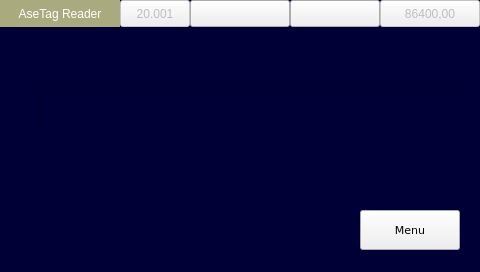
MECTsrl/mect_apps, file AnyTPAC/AseUSBTagReader/page100.ui: the form before one commit.
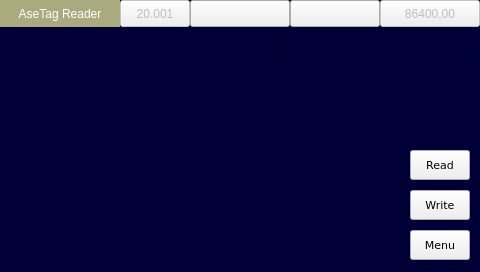
The form after the commit. Custom widgets are drawn as their Qt base class.

The edit to the form file:
```diff
--- a/AnyTPAC/AseUSBTagReader/page100.ui
+++ b/AnyTPAC/AseUSBTagReader/page100.ui
@@ -41,8 +41,8 @@
    <property name="geometry">
     <rect>
      <x>40</x>
-     <y>40</y>
-     <width>430</width>
+<y>28</y>
+<width>200</width>
      <height>32</height>
     </rect>
    </property>
@@ -53,25 +53,28 @@
     </font>
    </property>
    <property name="styleSheet">
-    <string notr="true">color: rgb(255, 255, 255);</string>
+<string notr="true"/>
    </property>
    <property name="text">
     <string/>
    </property>
-  </widget>
-  <widget class="QLabel" name="label_18">
+<property name="alignment">
+<set>Qt::AlignLeading|Qt::AlignLeft|Qt::AlignVCenter</set>
+</property>
+</widget>
+<widget class="QLabel" name="labelErrors">
    <property name="geometry">
     <rect>
-     <x>40</x>
-     <y>90</y>
-     <width>430</width>
-     <height>42</height>
+<x>280</x>
+<y>28</y>
+<width>200</width>
+<height>32</height>
     </rect>
    </property>
    <property name="font">
     <font>
      <family>DejaVu Sans</family>
-     <pointsize>14</pointsize>
+<pointsize>8</pointsize>
     </font>
    </property>
    <property name="frameShape">
@@ -80,20 +83,17 @@
    <property name="frameShadow">
     <enum>QFrame::Sunken</enum>
    </property>
-   <property name="text">
-    <string/>
-   </property>
    <property name="alignment">
-    <set>Qt::AlignCenter</set>
-   </property>
-  </widget>
-  <widget class="ATCMbutton" name="atcmButton">
+<set>Qt::AlignLeading|Qt::AlignLeft|Qt::AlignVCenter</set>
+</property>
+</widget>
+<widget class="ATCMbutton" name="atcmButtonMenu">
    <property name="geometry">
     <rect>
-     <x>360</x>
-     <y>210</y>
-     <width>100</width>
-     <height>40</height>
+<x>410</x>
+<y>230</y>
+<width>60</width>
+<height>30</height>
     </rect>
    </property>
    <property name="font">
@@ -140,7 +140,7 @@
    <property name="geometry">
     <rect>
      <x>4</x>
-     <y>40</y>
+<y>28</y>
      <width>32</width>
      <height>32</height>
     </rect>
@@ -170,8 +170,8 @@
   <widget class="QLabel" name="label_reader">
    <property name="geometry">
     <rect>
-     <x>4</x>
-     <y>95</y>
+<x>240</x>
+<y>28</y>
      <width>32</width>
      <height>32</height>
     </rect>
@@ -445,6 +445,104 @@
     <number>0</number>
    </property>
   </widget>
+<widget class="ATCMbutton" name="atcmButtonWrite">
+<property name="geometry">
+<rect>
+<x>410</x>
+<y>190</y>
+<width>60</width>
+<height>30</height>
+</rect>
+</property>
+<property name="font">
+<font>
+<family>DejaVu Sans</family>
+<pointsize>8</pointsize>
+</font>
+</property>
+<property name="toolTip">
+<string/>
+</property>
+<property name="whatsThis">
+<string>ATCMbutton widget</string>
+</property>
+<property name="pageName">
+<string notr="true">menu</string>
+</property>
+<property name="statusvar">
+<string notr="true"/>
+</property>
+<property name="viewStatus">
+<bool>false</bool>
+</property>
+<property name="visibilityVar">
+<string notr="true"/>
+</property>
+<property name="text">
+<string>Write</string>
+</property>
+<property name="pressText">
+<string>Write</string>
+</property>
+<property name="borderWidth">
+<number>0</number>
+</property>
+<property name="borderRadius">
+<number>5</number>
+</property>
+<property name="apparence">
+<enum>QFrame::Raised</enum>
+</property>
+</widget>
+<widget class="ATCMbutton" name="atcmButtonRead">
+<property name="geometry">
+<rect>
+<x>410</x>
+<y>150</y>
+<width>60</width>
+<height>30</height>
+</rect>
+</property>
+<property name="font">
+<font>
+<family>DejaVu Sans</family>
+<pointsize>8</pointsize>
+</font>
+</property>
+<property name="toolTip">
+<string>page:   status: </string>
+</property>
+<property name="whatsThis">
+<string>ATCMbutton widget</string>
+</property>
+<property name="pageName">
+<string notr="true"/>
+</property>
+<property name="statusvar">
+<string notr="true"/>
+</property>
+<property name="viewStatus">
+<bool>false</bool>
+</property>
+<property name="visibilityVar">
+<string notr="true"/>
+</property>
+<property name="text">
+<string>Read</string>
+</property>
+<property name="pressText">
+<string>Read</string>
+</property>
+<property name="borderWidth">
+<number>0</number>
+</property>
+<property name="borderRadius">
+<number>5</number>
+</property>
+<property name="apparence">
+<enum>QFrame::Raised</enum>
+</property>
+</widget>
  </widget>
  <customwidgets>
   <customwidget>
```
Left out of the diff: 8 changed lines with no effect on the pictures. Lines whose indentation alone changed are shown as unchanged.
